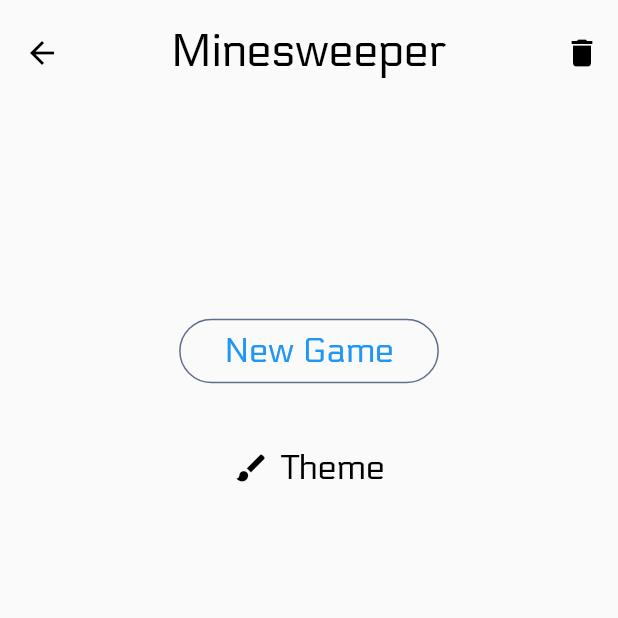
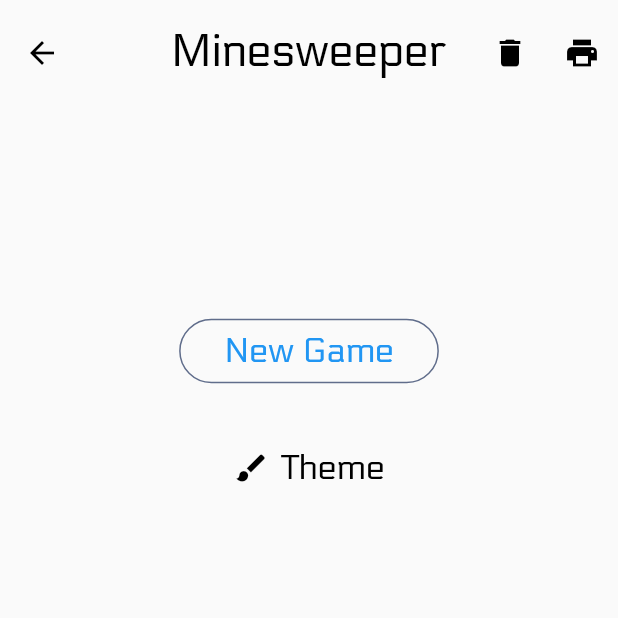
Before and after one commit to hman-coder/flutter_minesweeper, a Flutter app: the MainMenuUI screen opened by its route, on a phone screen of 412 x 824 dp, the top half of it. Run offline on Flutter 3.47's test engine with Material 2 defaults, Android fonts, the phone set to English and light mode, and no system bars; drawn by our look-alikes of flutter_neumorphic; our stand-ins replace audioplayers, equatable, flutter_bloc, sqflite; accounts and stored records are empty; generated files the repository leaves out were written again.

Commit message:
Added a new debug button to main menu
* To be removed once app is built.

```diff
--- a/lib/presentation/ui/main_menu.dart
+++ b/lib/presentation/ui/main_menu.dart
@@ -35,7 +35,7 @@ class MainMenuUI extends StatelessWidget {
       appBar: AppBar(
         title: Text(context.localization().minesweeper),
         toolbarHeight: appBarHeight,
-        actions: [_buildDeleteTableButton()],
+        actions: [_buildDeleteTableButton(), _buildDescribeTableButton()],
       ),
       extendBodyBehindAppBar: true,
       body: DelayedWidgetsController(
@@ -73,6 +73,13 @@ class MainMenuUI extends StatelessWidget {
     return IconButton(
       icon: Icon(Icons.delete),
       onPressed: () async => (await SqliteAccessor.accessor).deleteAllData(),
+    );
+  }
+
+  Widget _buildDescribeTableButton() {
+    return IconButton(
+      icon: Icon(Icons.print),
+      onPressed: () async => (await SqliteAccessor.accessor).printData(),
     );
   }
 
```
